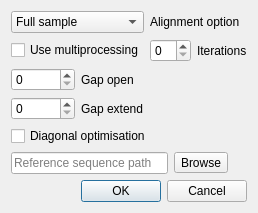
pkviatko/SHaRK, file ui/Alignment.ui: the form before one commit.
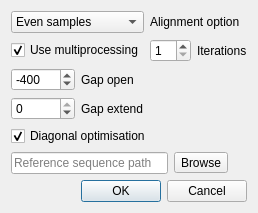
The form after the commit.

The edit to the form file:
```diff
--- a/ui/Alignment.ui
+++ b/ui/Alignment.ui
@@ -16,16 +16,6 @@
   <layout class="QGridLayout" name="gridLayout">
    <item row="0" column="0" colspan="2">
     <widget class="QComboBox" name="comboBox">
-     <item>
-      <property name="text">
-       <string>Full sample</string>
-      </property>
-     </item>
-     <item>
-      <property name="text">
-       <string>Taxon samples</string>
-      </property>
-     </item>
      <item>
       <property name="text">
        <string>Even samples</string>
@@ -45,10 +35,20 @@
      <property name="text">
       <string>Use multiprocessing</string>
      </property>
+     <property name="checked">
+      <bool>true</bool>
+     </property>
     </widget>
    </item>
    <item row="1" column="2" colspan="2">
-    <widget class="QSpinBox" name="spinBox_3"/>
+    <widget class="QSpinBox" name="spinBox_3">
+     <property name="minimum">
+      <number>1</number>
+     </property>
+     <property name="maximum">
+      <number>10</number>
+     </property>
+    </widget>
    </item>
    <item row="1" column="4">
     <widget class="QLabel" name="label_4">
@@ -58,7 +58,17 @@
     </widget>
    </item>
    <item row="2" column="0">
-    <widget class="QSpinBox" name="spinBox"/>
+    <widget class="QSpinBox" name="spinBox">
+     <property name="minimum">
+      <number>-1000</number>
+     </property>
+     <property name="maximum">
+      <number>0</number>
+     </property>
+     <property name="value">
+      <number>-400</number>
+     </property>
+    </widget>
    </item>
    <item row="2" column="1">
     <widget class="QLabel" name="label_2">
@@ -68,7 +78,14 @@
     </widget>
    </item>
    <item row="3" column="0">
-    <widget class="QSpinBox" name="spinBox_2"/>
+    <widget class="QSpinBox" name="spinBox_2">
+     <property name="minimum">
+      <number>-1000</number>
+     </property>
+     <property name="maximum">
+      <number>0</number>
+     </property>
+    </widget>
    </item>
    <item row="3" column="1" colspan="2">
     <widget class="QLabel" name="label_3">
@@ -82,6 +99,9 @@
      <property name="text">
       <string>Diagonal optimisation</string>
      </property>
+     <property name="checked">
+      <bool>true</bool>
+     </property>
     </widget>
    </item>
    <item row="5" column="0" colspan="3">
```
Left out of the diff: 10 changed lines with no effect on the pictures.
